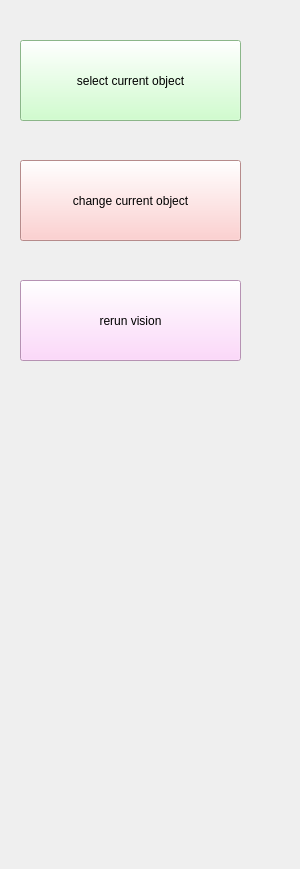
Old version of the form ui/BCI/state_views/objectSelectionView.ui in the repository CURG-archive/graspit_bci.
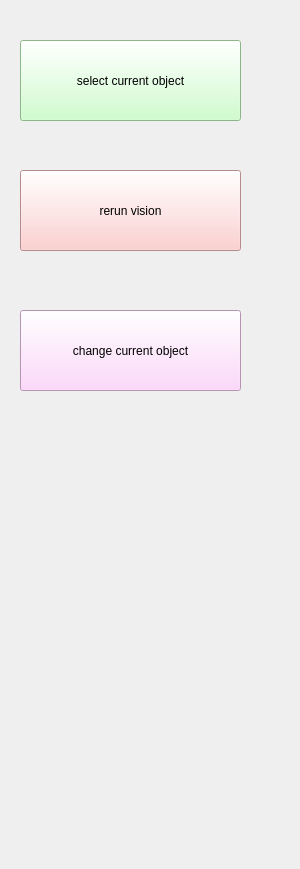
New version of the form.

Commit message: swapped color of the next object and rerun vision buttons to reflect change in corresponding BCI button

Patch:
```diff
--- a/ui/BCI/state_views/objectSelectionView.ui
+++ b/ui/BCI/state_views/objectSelectionView.ui
@@ -33,13 +33,13 @@
    <property name="geometry">
     <rect>
      <x>20</x>
-     <y>160</y>
+     <y>310</y>
      <width>221</width>
      <height>81</height>
     </rect>
    </property>
    <property name="styleSheet">
-    <string notr="true">background-color: rgb(255, 194, 194);</string>
+    <string notr="true">background-color: rgb(255, 205, 251);</string>
    </property>
    <property name="text">
     <string>change current object</string>
@@ -49,14 +49,13 @@
    <property name="geometry">
     <rect>
      <x>20</x>
-     <y>280</y>
+     <y>170</y>
      <width>221</width>
      <height>81</height>
     </rect>
    </property>
    <property name="styleSheet">
-    <string notr="true">background-color: rgb(255, 205, 251);
-</string>
+    <string notr="true">background-color: rgb(255, 194, 194);</string>
    </property>
    <property name="text">
     <string>rerun vision</string>
```
